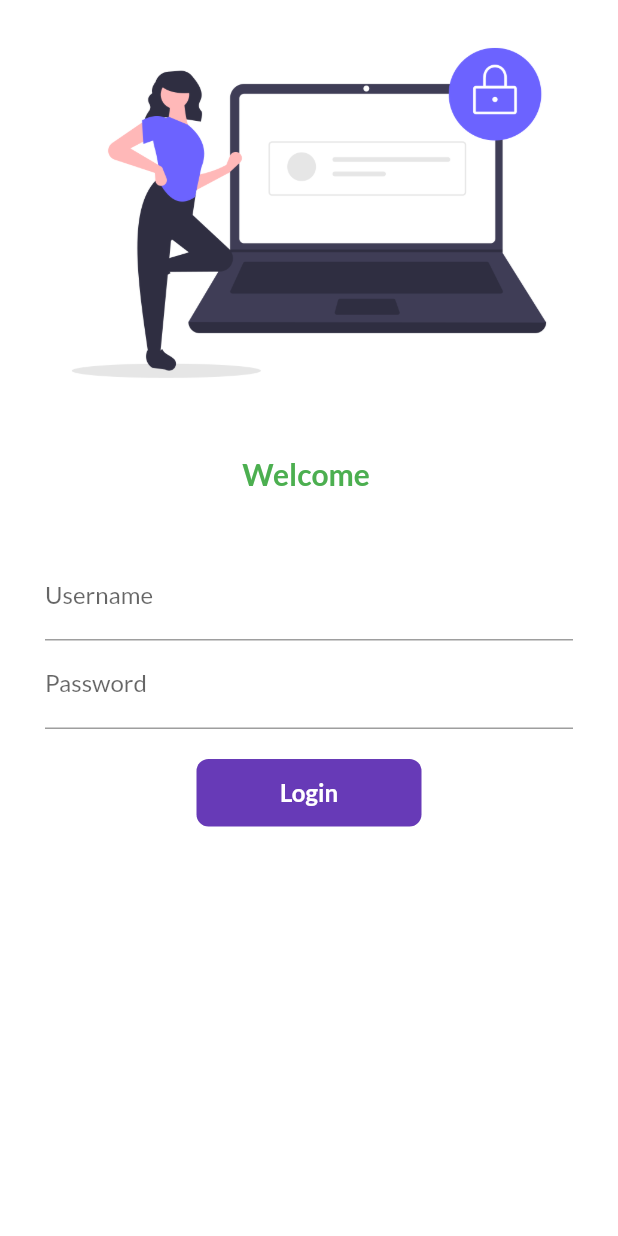
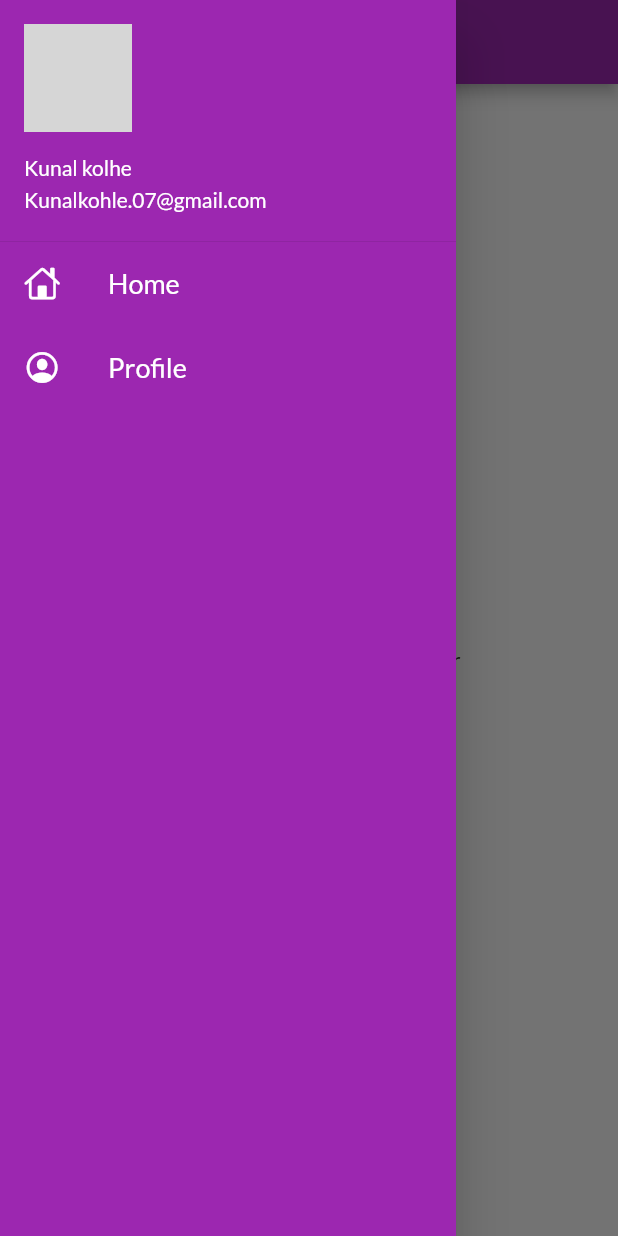
Before and after one commit to kolhekunal/30daysofflutter, a Flutter app: the screen it shows after launch, with the side drawer open (before the commit the screen has no drawer), on a phone screen of 412 x 824 dp. Run offline on Flutter 3.47's test engine with Material 2 defaults, Android fonts, the phone set to English and light mode, and no system bars; our stand-ins replace google_fonts; network calls fail; grey boxes are pictures that could not be loaded.

Commit message:
Drawer Page design Day9 Completed

```diff
--- a/lib/main.dart
+++ b/lib/main.dart
@@ -20,7 +20,7 @@ class MyApp extends StatelessWidget {
       fontFamily: GoogleFonts.lato().fontFamily),
       darkTheme:
           ThemeData(brightness: Brightness.dark, primarySwatch: Colors.red),
-     initialRoute: "/login",
+     initialRoute: MyRoutes.homeRoute,
       routes: {
       "/" : (context) => LoginPage(),
       MyRoutes.loginRoute : (context) => LoginPage(),
--- a/lib/pages/home_page.dart
+++ b/lib/pages/home_page.dart
@@ -1,4 +1,5 @@
 import 'package:flutter/material.dart';
+import 'package:flutter_catelog/pages/mydrawer.dart';
 
 class Homepage extends StatelessWidget {
   @override
@@ -13,7 +14,7 @@ class Homepage extends StatelessWidget {
             child: Text("Welcome Kunal $days $str"),
           ),
         ),
-        drawer: Drawer(),
+        drawer: MyDrawer(),
       );
   }
 }
--- /dev/null
+++ b/lib/pages/mydrawer.dart
@@ -0,0 +1,44 @@
+import 'package:flutter/cupertino.dart';
+import 'package:flutter/material.dart';
+
+class MyDrawer extends StatelessWidget {
+  final String imageUrl = "https://i.picsum.photos/id/866/200/300.jpg?hmac=rcadCENKh4rD6MAp6V_ma-AyWv641M4iiOpe1RyFHeI";
+  @override
+  Widget build(BuildContext context) {
+    return Drawer(
+        child: Container(
+          color: Colors.purple,
+          child: ListView(
+            padding: EdgeInsets.zero,
+            children: [
+              DrawerHeader(
+                decoration: BoxDecoration(
+                  color: Colors.purple,
+                ),
+                margin: EdgeInsets.zero,
+                padding: EdgeInsets.zero,
+                child: UserAccountsDrawerHeader(
+                  margin: EdgeInsets.zero,
+                  currentAccountPicture : CircleAvatar(backgroundImage: NetworkImage(imageUrl)),
+                accountName: Text("Kunal kolhe"),
+                accountEmail: Text("Kunalkohle.07@gmail.com"),
+
+              ),
+              ),
+              ListTile(
+                leading: Icon(CupertinoIcons.home,
+                color: Colors.white,),
+                title: Text("Home",style: TextStyle(fontSize: 18,color: Colors.white),),
+              ),
+              ListTile(
+                leading: Icon(CupertinoIcons.profile_circled,
+                  color: Colors.white,),
+                title: Text("Profile",style: TextStyle(fontSize: 18,color: Colors.white),),
+              ),
+            ],
+          ),
+        )
+
+    );
+  }
+}
```
Also changed, not shown: 5 other files.
